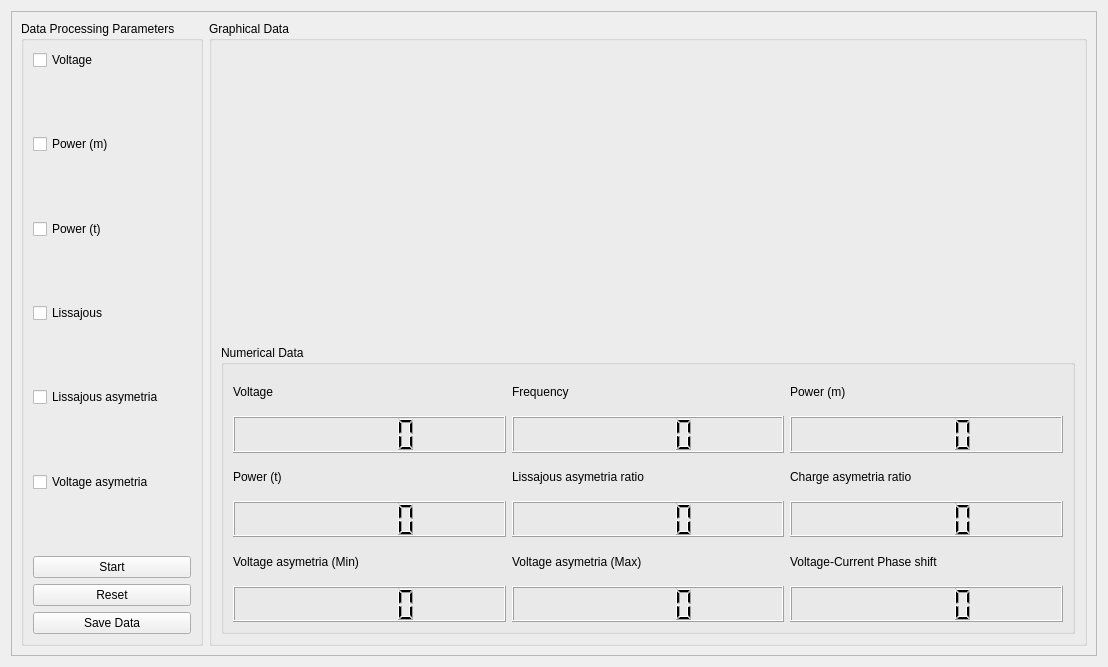
Above: gui/views/dataViewUI.ui from AceEagle/ElectricViewCHU before the change. Below: the same form after it.
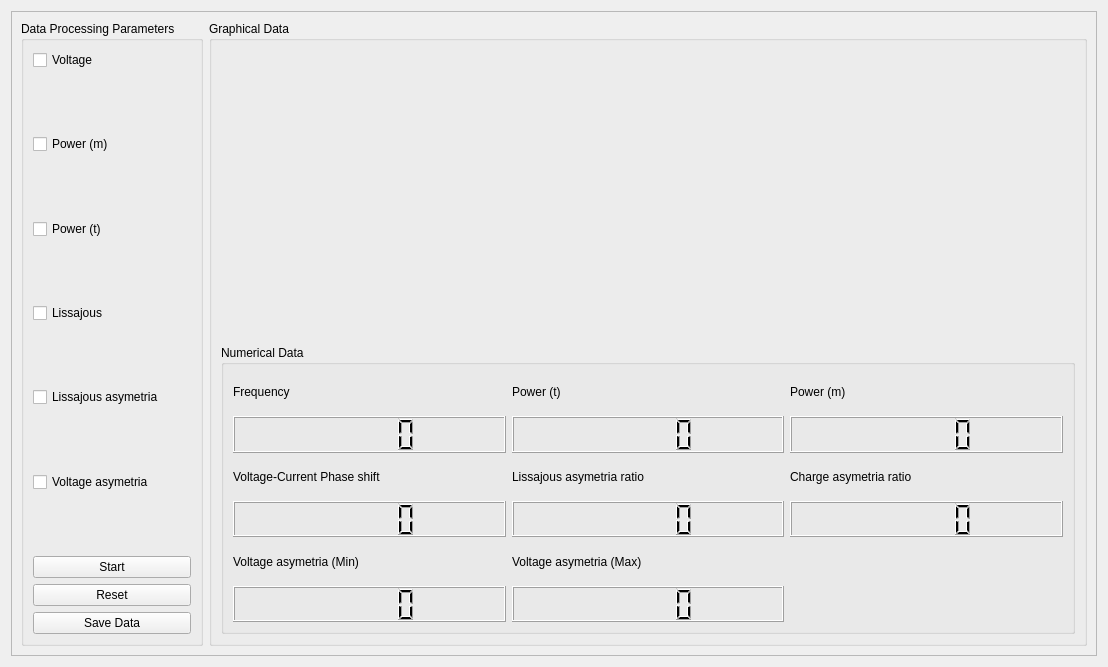
That is the form after the change. Custom widgets are drawn as their Qt base class.

What changed in the file:
```diff
--- a/gui/views/dataViewUI.ui
+++ b/gui/views/dataViewUI.ui
@@ -223,20 +223,6 @@
               </property>
              </widget>
             </item>
-            <item row="0" column="0">
-             <widget class="QLabel" name="label">
-              <property name="text">
-               <string>Voltage</string>
-              </property>
-             </widget>
-            </item>
-            <item row="0" column="1">
-             <widget class="QLabel" name="label_2">
-              <property name="text">
-               <string>Frequency</string>
-              </property>
-             </widget>
-            </item>
             <item row="3" column="1">
              <widget class="QLCDNumber" name="lcdNumber_5">
               <property name="font">
@@ -256,18 +242,6 @@
               </property>
              </widget>
             </item>
-            <item row="3" column="0">
-             <widget class="QLCDNumber" name="lcdNumber_4">
-              <property name="font">
-               <font>
-                <pointsize>12</pointsize>
-               </font>
-              </property>
-              <property name="autoFillBackground">
-               <bool>false</bool>
-              </property>
-             </widget>
-            </item>
             <item row="0" column="2">
              <widget class="QLabel" name="label_3">
               <property name="text">
@@ -275,13 +249,6 @@
               </property>
              </widget>
             </item>
-            <item row="2" column="0">
-             <widget class="QLabel" name="label_4">
-              <property name="text">
-               <string>Power (t)</string>
-              </property>
-             </widget>
-            </item>
             <item row="2" column="2">
              <widget class="QLabel" name="label_6">
               <property name="text">
@@ -289,13 +256,6 @@
               </property>
              </widget>
             </item>
-            <item row="4" column="2">
-             <widget class="QLabel" name="label_9">
-              <property name="text">
-               <string>Voltage-Current Phase shift</string>
-              </property>
-             </widget>
-            </item>
             <item row="4" column="1">
              <widget class="QLabel" name="label_8">
               <property name="text">
@@ -315,18 +275,6 @@
               </property>
              </widget>
             </item>
-            <item row="1" column="1">
-             <widget class="QLCDNumber" name="lcdNumber_2">
-              <property name="font">
-               <font>
-                <pointsize>12</pointsize>
-               </font>
-              </property>
-              <property name="autoFillBackground">
-               <bool>false</bool>
-              </property>
-             </widget>
-            </item>
             <item row="1" column="2">
              <widget class="QLCDNumber" name="lcdNumber_3">
               <property name="font">
@@ -339,18 +287,6 @@
               </property>
              </widget>
             </item>
-            <item row="1" column="0">
-             <widget class="QLCDNumber" name="lcdNumber">
-              <property name="font">
-               <font>
-                <pointsize>12</pointsize>
-               </font>
-              </property>
-              <property name="autoFillBackground">
-               <bool>false</bool>
-              </property>
-             </widget>
-            </item>
             <item row="5" column="0">
              <widget class="QLCDNumber" name="lcdNumber_7">
               <property name="font">
@@ -375,7 +311,52 @@
               </property>
              </widget>
             </item>
-            <item row="5" column="2">
+            <item row="0" column="0">
+             <widget class="QLabel" name="label_2">
+              <property name="text">
+               <string>Frequency</string>
+              </property>
+             </widget>
+            </item>
+            <item row="1" column="0">
+             <widget class="QLCDNumber" name="lcdNumber_2">
+              <property name="font">
+               <font>
+                <pointsize>12</pointsize>
+               </font>
+              </property>
+              <property name="autoFillBackground">
+               <bool>false</bool>
+              </property>
+             </widget>
+            </item>
+            <item row="0" column="1">
+             <widget class="QLabel" name="label_4">
+              <property name="text">
+               <string>Power (t)</string>
+              </property>
+             </widget>
+            </item>
+            <item row="1" column="1">
+             <widget class="QLCDNumber" name="lcdNumber_4">
+              <property name="font">
+               <font>
+                <pointsize>12</pointsize>
+               </font>
+              </property>
+              <property name="autoFillBackground">
+               <bool>false</bool>
+              </property>
+             </widget>
+            </item>
+            <item row="2" column="0">
+             <widget class="QLabel" name="label_9">
+              <property name="text">
+               <string>Voltage-Current Phase shift</string>
+              </property>
+             </widget>
+            </item>
+            <item row="3" column="0">
              <widget class="QLCDNumber" name="lcdNumber_9">
               <property name="font">
                <font>
```
